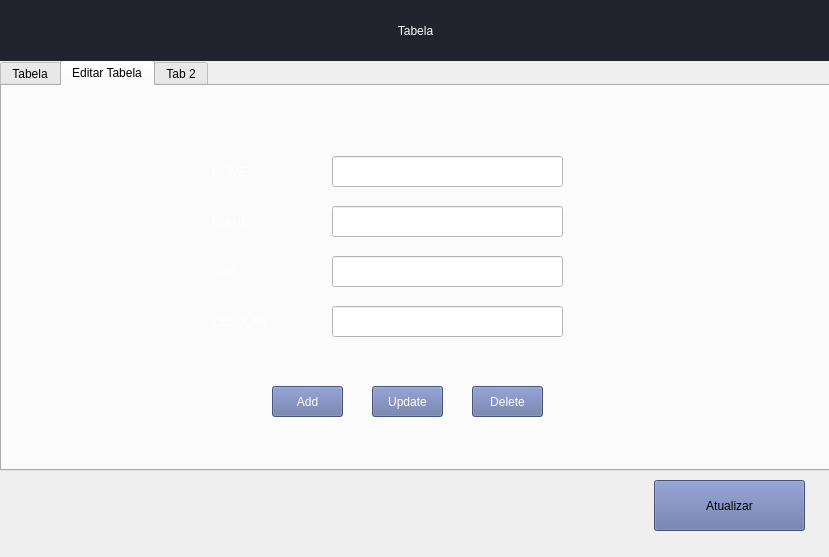
This is gui/pages/pages.ui in C0ffiz/DesktopApp-GUI_PySide6 as Qt 5 draws it before an edit. The edited form follows.
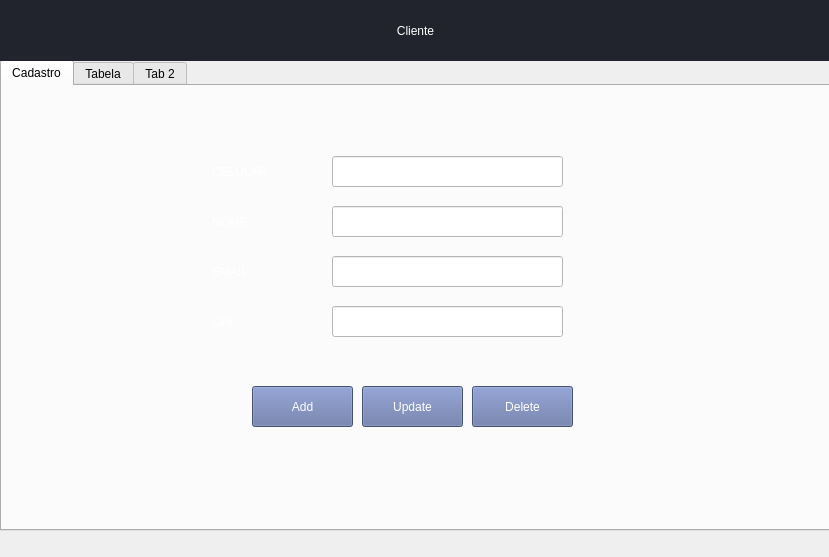
This is the edited form. The open tabs and pages were chosen to show the change.

```diff
--- a/gui/pages/pages.ui
+++ b/gui/pages/pages.ui
@@ -23,7 +23,7 @@
       <x>0</x>
       <y>60</y>
       <width>831</width>
-      <height>411</height>
+      <height>471</height>
      </rect>
     </property>
     <property name="styleSheet">
@@ -33,6 +33,191 @@
     <property name="currentIndex">
      <number>0</number>
     </property>
+    <widget class="QWidget" name="tab">
+     <attribute name="title">
+      <string>Cadastro</string>
+     </attribute>
+     <widget class="QLabel" name="label_3">
+      <property name="geometry">
+       <rect>
+        <x>210</x>
+        <y>125</y>
+        <width>91</width>
+        <height>21</height>
+       </rect>
+      </property>
+      <property name="styleSheet">
+       <string notr="true">color: rgb(255, 255, 255);</string>
+      </property>
+      <property name="text">
+       <string>NOME</string>
+      </property>
+     </widget>
+     <widget class="QLabel" name="label_4">
+      <property name="geometry">
+       <rect>
+        <x>210</x>
+        <y>175</y>
+        <width>91</width>
+        <height>21</height>
+       </rect>
+      </property>
+      <property name="styleSheet">
+       <string notr="true">color: rgb(255, 255, 255);</string>
+      </property>
+      <property name="text">
+       <string>EMAIL</string>
+      </property>
+     </widget>
+     <widget class="QLabel" name="label_5">
+      <property name="geometry">
+       <rect>
+        <x>210</x>
+        <y>225</y>
+        <width>91</width>
+        <height>21</height>
+       </rect>
+      </property>
+      <property name="styleSheet">
+       <string notr="true">color: rgb(255, 255, 255);</string>
+      </property>
+      <property name="text">
+       <string>CPF</string>
+      </property>
+     </widget>
+     <widget class="QLabel" name="label_6">
+      <property name="geometry">
+       <rect>
+        <x>210</x>
+        <y>75</y>
+        <width>91</width>
+        <height>21</height>
+       </rect>
+      </property>
+      <property name="styleSheet">
+       <string notr="true">color: rgb(255, 255, 255);</string>
+      </property>
+      <property name="text">
+       <string>CELULAR</string>
+      </property>
+     </widget>
+     <widget class="QLineEdit" name="le_nome">
+      <property name="geometry">
+       <rect>
+        <x>330</x>
+        <y>120</y>
+        <width>231</width>
+        <height>31</height>
+       </rect>
+      </property>
+      <property name="styleSheet">
+       <string notr="true">background-color: rgb(255, 255, 255);
+</string>
+      </property>
+     </widget>
+     <widget class="QLineEdit" name="le_cpf">
+      <property name="geometry">
+       <rect>
+        <x>330</x>
+        <y>220</y>
+        <width>231</width>
+        <height>31</height>
+       </rect>
+      </property>
+      <property name="styleSheet">
+       <string notr="true">background-color: rgb(255, 255, 255);
+</string>
+      </property>
+     </widget>
+     <widget class="QLineEdit" name="le_email">
+      <property name="geometry">
+       <rect>
+        <x>330</x>
+        <y>170</y>
+        <width>231</width>
+        <height>31</height>
+       </rect>
+      </property>
+      <property name="styleSheet">
+       <string notr="true">background-color: rgb(255, 255, 255);
+</string>
+      </property>
+     </widget>
+     <widget class="QLineEdit" name="le_celular">
+      <property name="geometry">
+       <rect>
+        <x>330</x>
+        <y>70</y>
+        <width>231</width>
+        <height>31</height>
+       </rect>
+      </property>
+      <property name="autoFillBackground">
+       <bool>false</bool>
+      </property>
+      <property name="styleSheet">
+       <string notr="true">background-color: rgb(255, 255, 255);
+</string>
+      </property>
+      <property name="inputMethodHints">
+       <set>Qt::ImhNone</set>
+      </property>
+     </widget>
+     <widget class="QPushButton" name="add_btn">
+      <property name="geometry">
+       <rect>
+        <x>250</x>
+        <y>300</y>
+        <width>101</width>
+        <height>41</height>
+       </rect>
+      </property>
+      <property name="styleSheet">
+       <string notr="true">font: 11pt &quot;Century Gothic&quot;;
+background-color: rgb(98, 114, 164);
+color: rgb(255, 255, 255);</string>
+      </property>
+      <property name="text">
+       <string>Add</string>
+      </property>
+     </widget>
+     <widget class="QPushButton" name="update_btn">
+      <property name="geometry">
+       <rect>
+        <x>360</x>
+        <y>300</y>
+        <width>101</width>
+        <height>41</height>
+       </rect>
+      </property>
+      <property name="styleSheet">
+       <string notr="true">font: 11pt &quot;Century Gothic&quot;;
+background-color: rgb(98, 114, 164);
+color: rgb(255, 255, 255);</string>
+      </property>
+      <property name="text">
+       <string>Update</string>
+      </property>
+     </widget>
+     <widget class="QPushButton" name="delete_btn">
+      <property name="geometry">
+       <rect>
+        <x>470</x>
+        <y>300</y>
+        <width>101</width>
+        <height>41</height>
+       </rect>
+      </property>
+      <property name="styleSheet">
+       <string notr="true">font: 11pt &quot;Century Gothic&quot;;
+background-color: rgb(98, 114, 164);
+color: rgb(255, 255, 255);</string>
+      </property>
+      <property name="text">
+       <string>Delete</string>
+      </property>
+     </widget>
+    </widget>
     <widget class="QWidget" name="tab_3">
      <property name="styleSheet">
       <string notr="true"/>
@@ -128,183 +313,22 @@
        <string>Procurar</string>
       </property>
      </widget>
-    </widget>
-    <widget class="QWidget" name="tab">
-     <attribute name="title">
-      <string>Editar Tabela</string>
-     </attribute>
-     <widget class="QLabel" name="label_3">
+     <widget class="QPushButton" name="refresh_btn">
       <property name="geometry">
        <rect>
-        <x>210</x>
-        <y>75</y>
-        <width>91</width>
-        <height>21</height>
+        <x>660</x>
+        <y>370</y>
+        <width>151</width>
+        <height>51</height>
        </rect>
       </property>
       <property name="styleSheet">
-       <string notr="true">color: rgb(255, 255, 255);</string>
-      </property>
-      <property name="text">
-       <string>NOME</string>
-      </property>
-     </widget>
-     <widget class="QLabel" name="label_4">
-      <property name="geometry">
-       <rect>
-        <x>210</x>
-        <y>125</y>
-        <width>91</width>
-        <height>21</height>
-       </rect>
-      </property>
-      <property name="styleSheet">
-       <string notr="true">color: rgb(255, 255, 255);</string>
-      </property>
-      <property name="text">
-       <string>EMAIL</string>
-      </property>
-     </widget>
-     <widget class="QLabel" name="label_5">
-      <property name="geometry">
-       <rect>
-        <x>210</x>
-        <y>175</y>
-        <width>91</width>
-        <height>21</height>
-       </rect>
-      </property>
-      <property name="styleSheet">
-       <string notr="true">color: rgb(255, 255, 255);</string>
-      </property>
-      <property name="text">
-       <string>CPF</string>
-      </property>
-     </widget>
-     <widget class="QLabel" name="label_6">
-      <property name="geometry">
-       <rect>
-        <x>210</x>
-        <y>225</y>
-        <width>91</width>
-        <height>21</height>
-       </rect>
-      </property>
-      <property name="styleSheet">
-       <string notr="true">color: rgb(255, 255, 255);</string>
-      </property>
-      <property name="text">
-       <string>CELULAR</string>
-      </property>
-     </widget>
-     <widget class="QLineEdit" name="le_nome">
-      <property name="geometry">
-       <rect>
-        <x>330</x>
-        <y>70</y>
-        <width>231</width>
-        <height>31</height>
-       </rect>
-      </property>
-      <property name="styleSheet">
-       <string notr="true">background-color: rgb(255, 255, 255);
-color: rgb(255, 255, 255);</string>
-      </property>
-     </widget>
-     <widget class="QLineEdit" name="le_cpf">
-      <property name="geometry">
-       <rect>
-        <x>330</x>
-        <y>170</y>
-        <width>231</width>
-        <height>31</height>
-       </rect>
-      </property>
-      <property name="styleSheet">
-       <string notr="true">background-color: rgb(255, 255, 255);
-color: rgb(255, 255, 255);</string>
-      </property>
-     </widget>
-     <widget class="QLineEdit" name="le_email">
-      <property name="geometry">
-       <rect>
-        <x>330</x>
-        <y>120</y>
-        <width>231</width>
-        <height>31</height>
-       </rect>
-      </property>
-      <property name="styleSheet">
-       <string notr="true">background-color: rgb(255, 255, 255);
-color: rgb(255, 255, 255);</string>
-      </property>
-     </widget>
-     <widget class="QLineEdit" name="le_celular">
-      <property name="geometry">
-       <rect>
-        <x>330</x>
-        <y>220</y>
-        <width>231</width>
-        <height>31</height>
-       </rect>
-      </property>
-      <property name="styleSheet">
-       <string notr="true">background-color: rgb(255, 255, 255);
-color: rgb(255, 255, 255);</string>
-      </property>
-     </widget>
-     <widget class="QPushButton" name="add_btn">
-      <property name="geometry">
-       <rect>
-        <x>270</x>
-        <y>300</y>
-        <width>71</width>
-        <height>31</height>
-       </rect>
-      </property>
-      <property name="styleSheet">
-       <string notr="true">font: 11pt &quot;Century Gothic&quot;;
+       <string notr="true">font: 16pt &quot;Century Gothic&quot;;
 background-color: rgb(98, 114, 164);
 color: rgb(255, 255, 255);</string>
       </property>
       <property name="text">
-       <string>Add</string>
-      </property>
-     </widget>
-     <widget class="QPushButton" name="update_btn">
-      <property name="geometry">
-       <rect>
-        <x>370</x>
-        <y>300</y>
-        <width>71</width>
-        <height>31</height>
-       </rect>
-      </property>
-      <property name="styleSheet">
-       <string notr="true">font: 11pt &quot;Century Gothic&quot;;
-background-color: rgb(98, 114, 164);
-color: rgb(255, 255, 255);</string>
-      </property>
-      <property name="text">
-       <string>Update</string>
-      </property>
-     </widget>
-     <widget class="QPushButton" name="delete_btn">
-      <property name="geometry">
-       <rect>
-        <x>470</x>
-        <y>300</y>
-        <width>71</width>
-        <height>31</height>
-       </rect>
-      </property>
-      <property name="styleSheet">
-       <string notr="true">font: 11pt &quot;Century Gothic&quot;;
-background-color: rgb(98, 114, 164);
-color: rgb(255, 255, 255);</string>
-      </property>
-      <property name="text">
-       <string>Delete</string>
+       <string>Atualizar</string>
       </property>
      </widget>
     </widget>
@@ -330,29 +354,12 @@
 </string>
     </property>
     <property name="text">
-     <string>Tabela</string>
+     <string>Cliente</string>
     </property>
     <property name="alignment">
      <set>Qt::AlignCenter</set>
     </property>
    </widget>
-   <widget class="QPushButton" name="refresh_btn">
-    <property name="geometry">
-     <rect>
-      <x>654</x>
-      <y>480</y>
-      <width>151</width>
-      <height>51</height>
-     </rect>
-    </property>
-    <property name="styleSheet">
-     <string notr="true">font: 16pt &quot;Century Gothic&quot;;
-background-color: rgb(98, 114, 164);</string>
-    </property>
-    <property name="text">
-     <string>Atualizar</string>
-    </property>
-   </widget>
   </widget>
   <widget class="QWidget" name="page_2"/>
   <widget class="QWidget" name="page_3"/>
```
Left out of the diff: 5 changed lines with no effect on the pictures.
